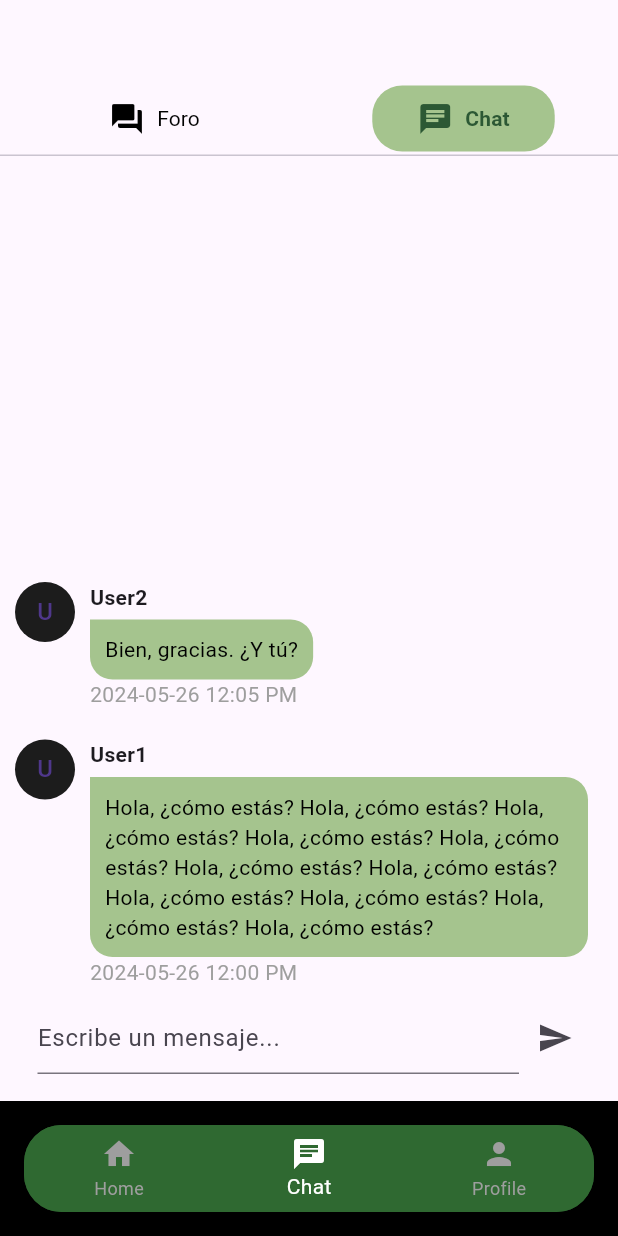
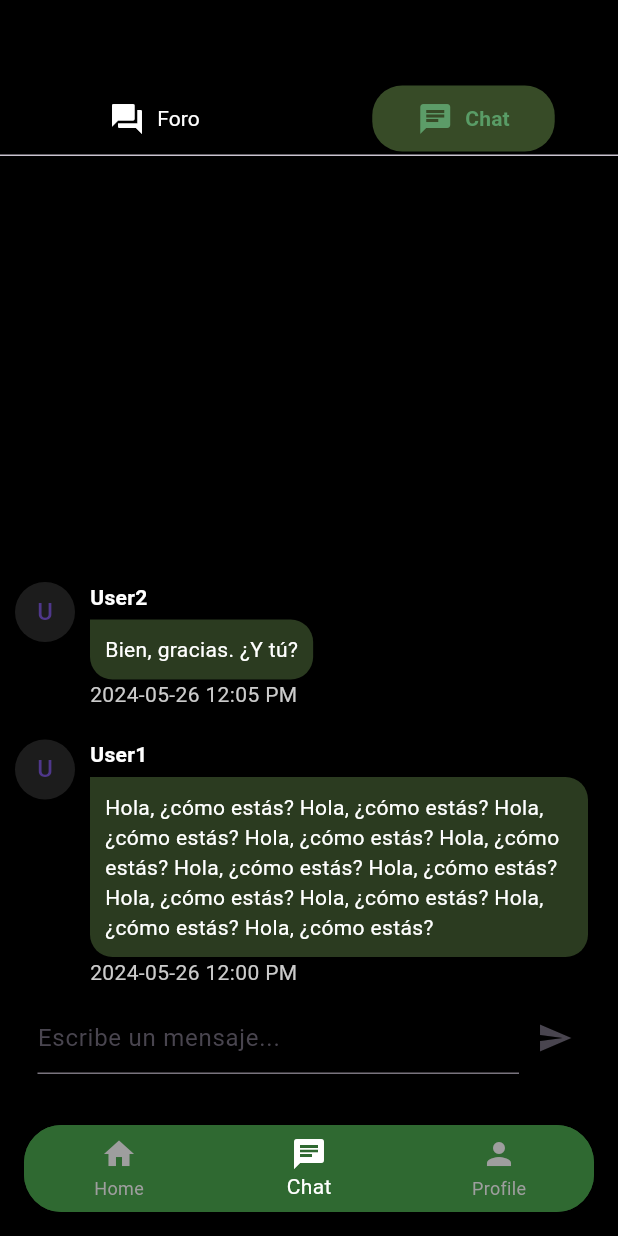
Before and after one commit to A00838521/ForaneoApp, a Flutter app: the screen it shows after launch, item 2 of the bottom bar chosen, after a tap on "Login page", on a phone screen of 412 x 824 dp. Run offline on Flutter 3.47's test engine with Material 3 defaults, Android fonts, the phone set to English and light mode, and no system bars; our stand-ins replace cloud_firestore, firebase_auth, firebase_core, geolocator; accounts and stored records are empty.

Commit message:
Cambio de Colores Foro y Chat

```diff
--- a/lib/chat_screen.dart
+++ b/lib/chat_screen.dart
@@ -2,9 +2,9 @@ import 'package:flutter/material.dart';
 import 'dart:core';
 import 'dart:math';
 
-Color color_main = Color.fromARGB(170, 120, 170, 85);
-Color color_sec = Color.fromARGB(255, 29, 60, 35);
-Color color_accent = Color.fromARGB(191,127,190,145);
+Color color_main = Color.fromARGB(170, 64, 88, 48);
+Color color_sec = Color.fromARGB(255, 32, 63, 38);
+Color color_accent = Color.fromARGB(190, 79, 111, 88);
 
 class ChatScreen extends StatefulWidget {
   @override
@@ -50,7 +50,9 @@ class _ChatAppState extends State<ChatScreen> {
   Widget build(BuildContext context) {
     return MaterialApp(
       home: Scaffold(
+        backgroundColor: Colors.black,
         appBar: AppBar(
+          backgroundColor: Colors.black,
         ),
         body: Column(
           children: [
@@ -134,7 +136,7 @@ class ChatBubble extends StatelessWidget {
               children: [
                 Text(
                   userName,
-                  style: TextStyle(fontWeight: FontWeight.bold),
+                  style: TextStyle(fontWeight: FontWeight.bold, color: isUserMessage ? color_sec: Colors.white),
                 ),
                 Container(
                   margin: EdgeInsets.only(top: 5.0),
@@ -150,12 +152,12 @@ class ChatBubble extends StatelessWidget {
                   ),
                   child: Text(
                     message,
-                    style: TextStyle(color: isUserMessage ? color_sec: Colors.black),
+                    style: TextStyle(color: isUserMessage ? color_sec: Colors.white),
                   ),
                 ),
                 Text(
                   '$date $time',
-                  style: TextStyle(color: Colors.grey),
+                  style: TextStyle(color: const Color.fromARGB(255, 203, 203, 203)),
                 ),
               ],
             ),
--- a/lib/chat_tabview.dart
+++ b/lib/chat_tabview.dart
@@ -14,6 +14,7 @@ class ChatTabview extends StatelessWidget {
         length: 2,
         child: Scaffold(
           appBar: AppBar(
+            backgroundColor: Colors.black,
             bottom: TabBar(
               indicatorColor:
                   Colors.transparent, // Para ocultar el indicador por defecto
@@ -56,7 +57,7 @@ class TabBarCustomItem extends StatelessWidget {
             padding: EdgeInsets.symmetric(horizontal: 30, vertical: 10),
             decoration: BoxDecoration(
               color: isSelected
-                  ? Color.fromARGB(170, 120, 170, 85)
+                  ? Color.fromARGB(170, 82, 113, 59)
                   : Colors.transparent,
               borderRadius: BorderRadius.circular(20),
             ),
@@ -65,16 +66,16 @@ class TabBarCustomItem extends StatelessWidget {
               children: [
                 Icon(icon,
                     color: isSelected
-                        ? Color.fromARGB(255, 44, 88, 52)
-                        : Colors.black),
+                        ? Color.fromARGB(255, 92, 156, 104)
+                        : Colors.white),
                 SizedBox(width: 8),
                 Text(
                   label,
                   style: TextStyle(
                     //color: isSelected ? color_accent : Colors.black,
                     color: isSelected
-                        ? Color.fromARGB(255, 44, 88, 52)
-                        : Colors.black,
+                        ? Color.fromARGB(255, 89, 156, 102)
+                        : Colors.white,
                     fontWeight:
                         isSelected ? FontWeight.bold : FontWeight.normal,
                   ),
--- a/lib/foro_screen.dart
+++ b/lib/foro_screen.dart
@@ -34,6 +34,7 @@ class _ForoPageState extends State<ForoScreen> {
   @override
   Widget build(BuildContext context) {
     return Scaffold(
+      backgroundColor: Colors.black,
       body: ListView.builder(
         itemCount: mensajes.length,
         itemBuilder: (context, index) {
@@ -44,10 +45,11 @@ class _ForoPageState extends State<ForoScreen> {
                 child: ListTile(
                   title: Text(
                     mensajes[index]['title'] ?? '',
-                    style: TextStyle(fontWeight: FontWeight.bold),
+                    style: TextStyle(fontWeight: FontWeight.bold,color: Colors.green),
                   ),
                   subtitle: Text(
                     mensajes[index]['message'] ?? '',
+                    style: TextStyle(color: const Color.fromARGB(255, 205, 205, 205)),
                   ),
                 ),
               ),
@@ -63,11 +65,12 @@ class _ForoPageState extends State<ForoScreen> {
         },
       ),
       floatingActionButton: FloatingActionButton(
+        backgroundColor: const Color.fromARGB(255, 47, 105, 49),
         onPressed: () {
           _agregarMensaje(context);
         },
         tooltip: 'Agregar Mensaje',
-        child: Icon(Icons.add),
+        child: Icon(Icons.add, color: Colors.white),
       ),
     );
   }
```
